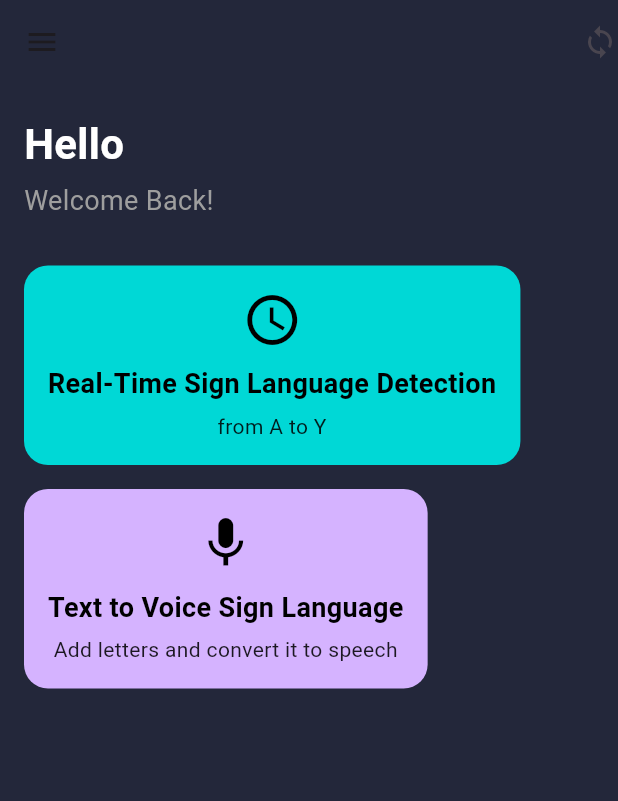
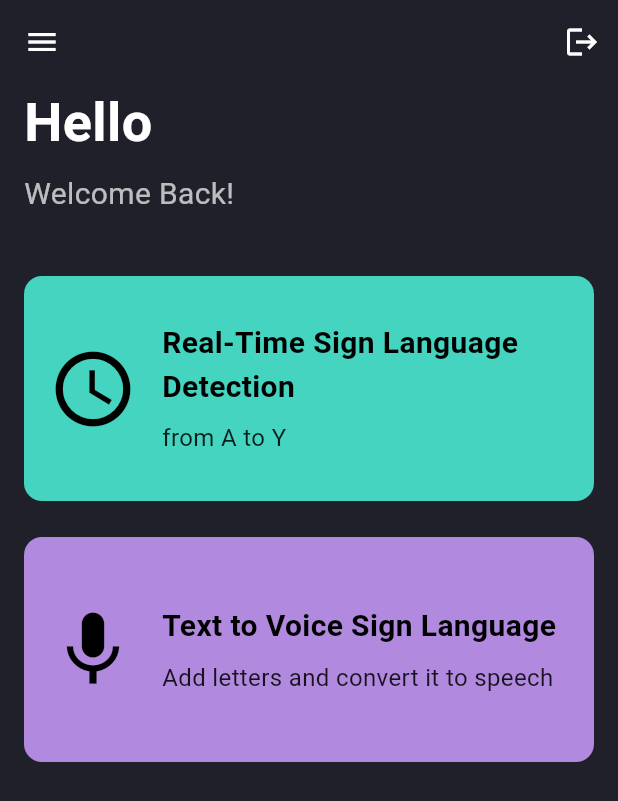
Before and after one commit to jerronjunior/A2T-frond-end-flutter, a Flutter app: the HomePage screen opened directly, on a phone screen of 412 x 824 dp. Shown: the top 801 px of the screen. Run offline on Flutter 3.47's test engine with Material 3 defaults, Android fonts, the phone set to English and light mode, and no system bars.

Commit message:
updated file

```diff
--- a/lib/Home_page.dart
+++ b/lib/Home_page.dart
@@ -1,129 +1,148 @@
 import 'package:flutter/material.dart';
-
-void main() {
-  runApp(MyApp());
-}
-
-class MyApp extends StatelessWidget {
-  @override
-  Widget build(BuildContext context) {
-    return MaterialApp(
-      title: 'Home Page',
-      theme: ThemeData(
-        brightness: Brightness.dark,
-        primaryColor: Colors.teal,
-      ),
-      home: HomePage(),
-    );
-  }
-}
 
 class HomePage extends StatelessWidget {
   @override
   Widget build(BuildContext context) {
     return Scaffold(
       appBar: AppBar(
-        leading: Icon(Icons.menu),
+        backgroundColor: Colors.transparent,
+        elevation: 0,
+        leading: IconButton(
+          icon: Icon(Icons.menu, color: Colors.white),
+          onPressed: () {
+            // Add functionality for menu button if needed
+          },
+        ),
         actions: [
-          Icon(Icons.sync),
+          IconButton(
+            icon: Icon(Icons.logout, color: Colors.white),
+            onPressed: () {
+              // Add functionality for logout button if needed
+            },
+          ),
         ],
-        backgroundColor: Color(0xFF23273A),
-        elevation: 0,
       ),
+      backgroundColor: Color(0xFF1F2029), // Background color
       body: Padding(
         padding: const EdgeInsets.symmetric(horizontal: 16.0),
         child: Column(
           crossAxisAlignment: CrossAxisAlignment.start,
           children: [
-            SizedBox(height: 20),
             Text(
               'Hello',
               style: TextStyle(
-                fontSize: 28,
+                color: Colors.white,
+                fontSize: 36.0, // Increased font size
                 fontWeight: FontWeight.bold,
-                color: Colors.white,
               ),
             ),
-            SizedBox(height: 5),
+            SizedBox(height: 8.0),
             Text(
               'Welcome Back!',
               style: TextStyle(
-                fontSize: 18,
-                color: Colors.grey,
+                color: Colors.white70,
+                fontSize: 20.0, // Slightly larger subtitle
               ),
             ),
-            SizedBox(height: 30),
-            ServiceCard(
-              color: Color(0xFF00D8D6),
-              icon: Icons.access_time,
-              title: 'Real-Time Sign Language Detection',
-              subtitle: 'from A to Y',
+            SizedBox(height: 40.0),
+            Expanded(
+              child: ListView(
+                children: [
+                  // First Button
+                  GestureDetector(
+                    onTap: () {
+                      // Navigate to Real-Time Detection page
+                    },
+                    child: Container(
+                      height: 150.0, // Increased button height
+                      padding: EdgeInsets.all(16.0),
+                      margin: EdgeInsets.only(bottom: 24.0),
+                      decoration: BoxDecoration(
+                        color: Color(0xFF44D4C0),
+                        borderRadius: BorderRadius.circular(12.0),
                       ),
-            SizedBox(height: 16),
-            ServiceCard(
-              color: Color(0xFFD5B3FF),
-              icon: Icons.mic,
-              title: 'Text to Voice Sign Language',
-              subtitle: 'Add letters and convert it to speech',
+                      child: Row(
+                        children: [
+                          Icon(Icons.access_time, color: Colors.black, size: 60.0), // Larger icon
+                          SizedBox(width: 16.0),
+                          Expanded(
+                            child: Column(
+                              crossAxisAlignment: CrossAxisAlignment.start,
+                              mainAxisAlignment: MainAxisAlignment.center,
+                              children: [
+                                Text(
+                                  'Real-Time Sign Language Detection',
+                                  style: TextStyle(
+                                    color: Colors.black,
+                                    fontSize: 20.0, // Larger title text
+                                    fontWeight: FontWeight.bold,
+                                  ),
+                                ),
+                                SizedBox(height: 8.0),
+                                Text(
+                                  'from A to Y',
+                                  style: TextStyle(
+                                    color: Colors.black87,
+                                    fontSize: 16.0, // Increased font size for subtitle
+                                  ),
                                 ),
                               ],
                             ),
                           ),
-      backgroundColor: Color(0xFF23273A),
-    );
-  }
-}
-
-class ServiceCard extends StatelessWidget {
-  final Color color;
-  final IconData icon;
-  final String title;
-  final String subtitle;
-
-  const ServiceCard({
-    Key? key,
-    required this.color,
-    required this.icon,
-    required this.title,
-    required this.subtitle,
-  }) : super(key: key);
-
-  @override
-  Widget build(BuildContext context) {
-    return Container(
-      padding: EdgeInsets.all(16),
-      decoration: BoxDecoration(
-        color: color,
-        borderRadius: BorderRadius.circular(16),
-      ),
-      child: Column(
-        children: [
-          Icon(
-            icon,
-            size: 40,
-            color: Colors.black,
-          ),
-          SizedBox(height: 10),
-          Text(
-            title,
-            textAlign: TextAlign.center,
-            style: TextStyle(
-              fontSize: 18,
-              fontWeight: FontWeight.bold,
-              color: Colors.black,
+                        ],
                       ),
                     ),
-          SizedBox(height: 5),
+                  ),
+                  // Second Button
+                  GestureDetector(
+                    onTap: () {
+                      // Navigate to Text to Voice Sign Language page
+                    },
+                    child: Container(
+                      height: 150.0, // Increased button height
+                      padding: EdgeInsets.all(16.0),
+                      decoration: BoxDecoration(
+                        color: Color(0xFFB18AE0),
+                        borderRadius: BorderRadius.circular(12.0),
+                      ),
+                      child: Row(
+                        children: [
+                          Icon(Icons.mic, color: Colors.black, size: 60.0), // Larger icon
+                          SizedBox(width: 16.0),
+                          Expanded(
+                            child: Column(
+                              crossAxisAlignment: CrossAxisAlignment.start,
+                              mainAxisAlignment: MainAxisAlignment.center,
+                              children: [
                                 Text(
-            subtitle,
-            textAlign: TextAlign.center,
+                                  'Text to Voice Sign Language',
                                   style: TextStyle(
-              fontSize: 14,
+                                    color: Colors.black,
+                                    fontSize: 20.0, // Larger title text
+                                    fontWeight: FontWeight.bold,
+                                  ),
+                                ),
+                                SizedBox(height: 8.0),
+                                Text(
+                                  'Add letters and convert it to speech',
+                                  style: TextStyle(
                                     color: Colors.black87,
+                                    fontSize: 16.0, // Increased font size for subtitle
                                   ),
                                 ),
                               ],
                             ),
+                          ),
+                        ],
+                      ),
+                    ),
+                  ),
+                ],
+              ),
+            ),
+          ],
+        ),
+      ),
     );
   }
 }
```
Also changed, not shown: lib/log_in.dart (+43 -18 lines). Lines whose indentation alone changed are shown as unchanged.
